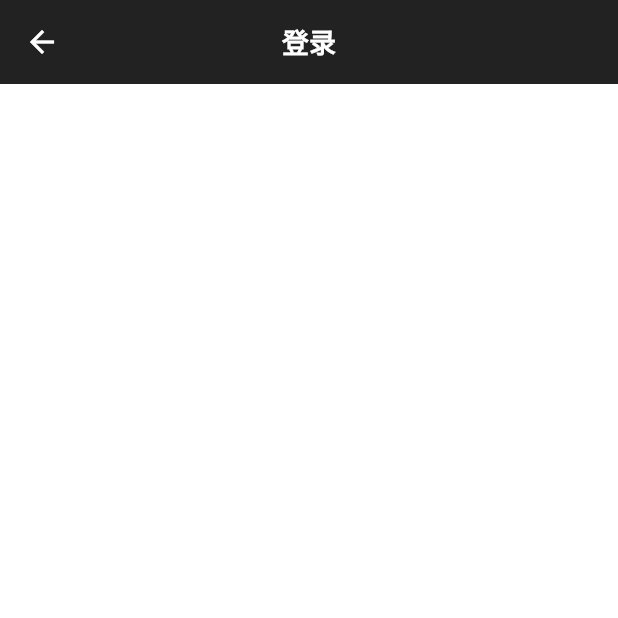
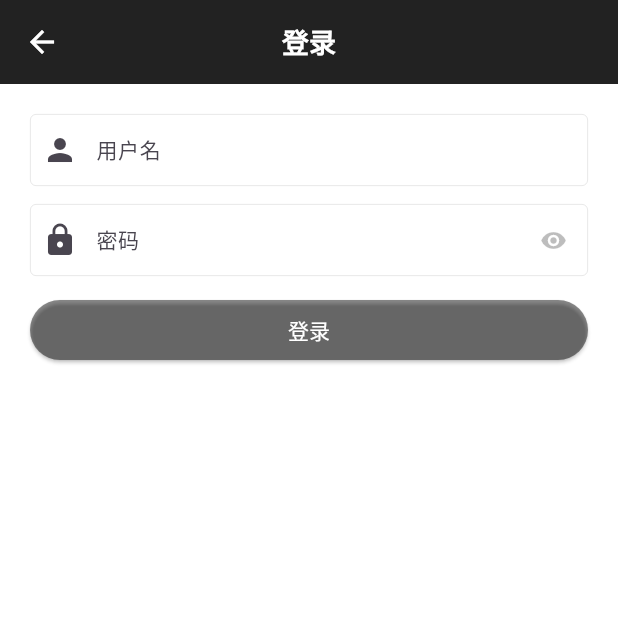
Before and after one commit to wyekings/wan-flutter, a Flutter app: the screen it shows after launch, in the side drawer, after a tap on "登录", on a phone screen of 412 x 824 dp, the top half of it. Run offline on Flutter 3.47's test engine with Material 3 defaults, Android fonts, the phone set to English and light mode, and no system bars; our stand-ins replace cookie_jar, dio, dio_cookie_manager, get_storage, logger, pretty_dio_logger; missing offline and left inert: fluttery_timber; network calls fail.

Commit message:
Add login page ui

```diff
--- a/lib/global/global.dart
+++ b/lib/global/global.dart
@@ -22,7 +22,7 @@ class Global {
 
   bool get isDebug => kDebugMode;
 
-  bool get authed => _authed;
+  bool get authed => false;
 
   Future<void> init() async {
     initLogger();
--- a/lib/main.dart
+++ b/lib/main.dart
@@ -61,6 +61,9 @@ class WanApp extends StatelessWidget {
           //   statusBarBrightness: Brightness.light,
           // ),
         ),
+        textSelectionTheme: const TextSelectionThemeData(
+          cursorColor: Colors.black87,
+        ),
         useMaterial3: true,
       ),
       initialRoute: Routes.root,
--- a/lib/ui/auth/login.dart
+++ b/lib/ui/auth/login.dart
@@ -9,8 +9,56 @@ class LoginPage extends StatefulWidget {
 }
 
 class _LoginPageState extends State<LoginPage> {
+  final _userNameController = TextEditingController();
+  final _passwordController = TextEditingController();
+
+  bool _userNameClear = false;
+
+  bool _passwordClear = false;
+
+  bool _obscureText = true;
+
+  bool get _allTextFilled => _userNameClear && _passwordClear;
+
+  @override
+  void initState() {
+    _userNameController.addListener(() {
+      bool value = _userNameController.text.isNotEmpty;
+      if (value != _userNameClear) {
+        setState(() {
+          _userNameClear = value;
+        });
+      }
+    });
+    super.initState();
+  }
+
+  void _toggleObscure() {
+    setState(() {
+      _obscureText = !_obscureText;
+    });
+  }
+
+  void _doLogin() {
+    var userName = _userNameController.text.trim();
+    var password = _passwordController.text.trim();
+  }
+
   @override
   Widget build(BuildContext context) {
+    const border = OutlineInputBorder(
+      borderSide: BorderSide(
+        color: Colors.black12,
+        width: 0.5,
+      ),
+      borderRadius: BorderRadius.all(Radius.circular(4.0)),
+    );
+
+    const iconBoxConstraints = BoxConstraints(
+      minWidth: 40.0,
+      minHeight: 40.0,
+    );
+
     return PopScope(
       canPop: false,
       onPopInvoked: (didPop) {
@@ -21,11 +69,154 @@ class _LoginPageState extends State<LoginPage> {
         appBar: WanAppBar(
           title: '登录',
         ),
-        body: const Padding(
-          padding: EdgeInsets.all(16.0),
-          child: Column(),
+        body: Padding(
+          padding: const EdgeInsets.all(20.0),
+          child: Column(
+            crossAxisAlignment: CrossAxisAlignment.stretch,
+            children: [
+              _userNameWidget(iconBoxConstraints, border),
+              const SizedBox(
+                height: 10.0,
+              ),
+              _passwordWidget(iconBoxConstraints, border),
+              const SizedBox(
+                height: 10.0,
+              ),
+              _loginWidget(),
+            ],
+          ),
         ),
       ),
     );
   }
+
+  Widget _userNameWidget(
+      BoxConstraints iconBoxConstraints, OutlineInputBorder border) {
+    return SizedBox(
+      height: 50.0,
+      child: TextField(
+        controller: _userNameController,
+        obscureText: false,
+        decoration: InputDecoration(
+          prefixIcon: const Icon(
+            Icons.person,
+            size: 24.0,
+          ),
+          prefixIconConstraints: iconBoxConstraints,
+          suffixIcon: Visibility(
+            visible: _userNameClear,
+            child: IconButton(
+              style: IconButton.styleFrom(
+                padding: EdgeInsets.zero,
+              ),
+              onPressed: () {
+                _passwordController.clear();
+
+                /// TextEditingController.clear() not call onChanged
+                setState(() => _passwordClear = false);
+              },
+              icon: const Icon(
+                Icons.clear,
+                size: 18.0,
+                color: Colors.black26,
+              ),
+            ),
+          ),
+          contentPadding: const EdgeInsets.all(0.0),
+          hintText: '用户名',
+          hintStyle: const TextStyle(fontSize: 14.0),
+          enabledBorder: border,
+          focusedBorder: border,
+        ),
+      ),
+    );
+  }
+
+  Widget _passwordWidget(
+      BoxConstraints iconBoxConstraints, OutlineInputBorder border) {
+    return SizedBox(
+      height: 50.0,
+      child: TextField(
+        controller: _passwordController,
+        obscureText: _obscureText,
+        keyboardType: TextInputType.text,
+        onChanged: (value) {
+          setState(() => _passwordClear = value.isNotEmpty);
+        },
+        decoration: InputDecoration(
+          prefixIcon: const Icon(
+            Icons.lock,
+            size: 24.0,
+          ),
+          prefixIconConstraints: iconBoxConstraints,
+          suffixIconConstraints: iconBoxConstraints,
+          suffixIcon: Row(
+            mainAxisSize: MainAxisSize.min,
+            children: [
+              SizedBox(
+                width: 34,
+                height: 34,
+                child: IconButton(
+                  style: IconButton.styleFrom(
+                    padding: EdgeInsets.zero,
+                    // backgroundColor: Colors.transparent,
+                  ),
+                  iconSize: 18,
+                  onPressed: _toggleObscure,
+                  icon: Icon(
+                    _obscureText ? Icons.visibility : Icons.visibility_off,
+                    color: Colors.black26,
+                  ),
+                ),
+              ),
+              Visibility(
+                visible: _passwordClear,
+                child: SizedBox(
+                    width: 34.0,
+                    height: 34.0,
+                    child: IconButton(
+                      style: IconButton.styleFrom(
+                        padding: EdgeInsets.zero,
+                      ),
+                      onPressed: () {
+                        _passwordController.clear();
+
+                        /// TextEditingController.clear() not call onChanged
+                        setState(() => _passwordClear = false);
+                      },
+                      icon: const Icon(
+                        Icons.clear,
+                        size: 18.0,
+                        color: Colors.black26,
+                      ),
+                    )),
+              ),
+            ],
+          ),
+          contentPadding: const EdgeInsets.all(0.0),
+          hintText: '密码',
+          hintStyle: const TextStyle(fontSize: 14.0),
+          enabledBorder: border,
+          focusedBorder: border,
+        ),
+      ),
+    );
+  }
+
+  Widget _loginWidget() {
+    return IgnorePointer(
+      ignoring: !_allTextFilled,
+      child: ElevatedButton(
+        onPressed: _doLogin,
+        style: ElevatedButton.styleFrom(
+          foregroundColor: Colors.white,
+          backgroundColor: _allTextFilled ? Colors.black87 : Colors.black45,
+          shape: RoundedRectangleBorder(
+            borderRadius: BorderRadius.circular(24.0),
+          ),
+        ),
+        child: const Text('登录'),
+      ),
+    );
+  }
 }
```
